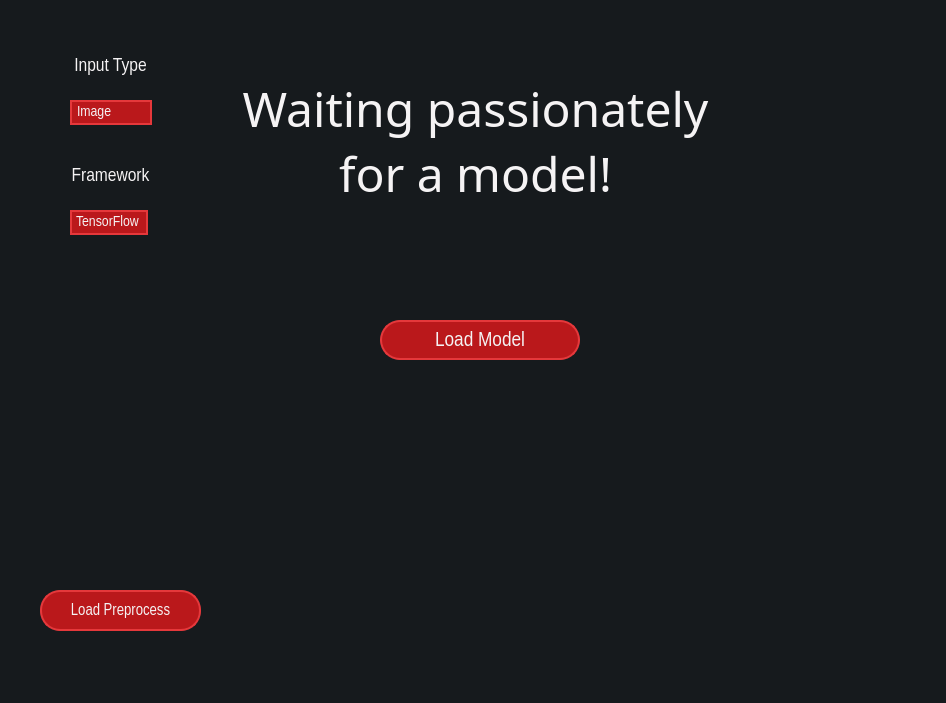
heidariarash/NN2GUI, file main-page.ui: the form before one commit.
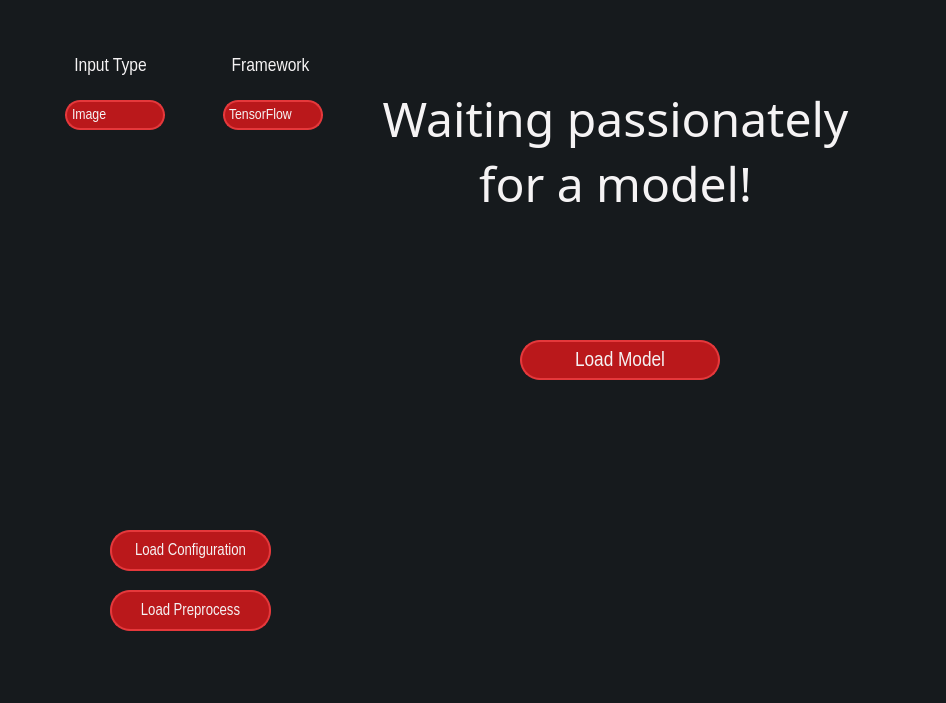
The form after the commit. Icons and pictures are not drawn.

Commit message: output config added

What changed in the file:
```diff
--- a/main-page.ui
+++ b/main-page.ui
@@ -20,8 +20,8 @@
    <widget class="QPushButton" name="load_model">
     <property name="geometry">
      <rect>
-      <x>380</x>
-      <y>320</y>
+      <x>520</x>
+      <y>340</y>
       <width>200</width>
       <height>40</height>
      </rect>
@@ -59,8 +59,8 @@
    <widget class="QLabel" name="model_info">
     <property name="geometry">
      <rect>
-      <x>240</x>
-      <y>40</y>
+      <x>380</x>
+      <y>50</y>
       <width>471</width>
       <height>201</height>
      </rect>
@@ -95,7 +95,7 @@
    <widget class="QPushButton" name="load_preprocess">
     <property name="geometry">
      <rect>
-      <x>40</x>
+      <x>110</x>
       <y>590</y>
       <width>161</width>
       <height>41</height>
@@ -161,9 +161,9 @@
    <widget class="QComboBox" name="input_type">
     <property name="geometry">
      <rect>
-      <x>70</x>
+      <x>65</x>
       <y>100</y>
-      <width>82</width>
+      <width>100</width>
       <height>30</height>
      </rect>
     </property>
@@ -187,7 +187,8 @@
 }
 
 QComboBox::drop-down {
-	border: 0px
+	border: 0px;
+	width: 0px;
 }
 
 QComboBox::down-arrow {
@@ -205,7 +206,7 @@
 }</string>
     </property>
     <property name="sizeAdjustPolicy">
-     <enum>QComboBox::AdjustToContents</enum>
+     <enum>QComboBox::AdjustToMinimumContentsLengthWithIcon</enum>
     </property>
     <item>
      <property name="text">
@@ -236,8 +237,8 @@
    <widget class="QLabel" name="label_2">
     <property name="geometry">
      <rect>
-      <x>50</x>
-      <y>160</y>
+      <x>210</x>
+      <y>50</y>
       <width>121</width>
       <height>31</height>
      </rect>
@@ -263,9 +264,9 @@
    <widget class="QComboBox" name="framework_type">
     <property name="geometry">
      <rect>
-      <x>70</x>
-      <y>210</y>
-      <width>82</width>
+      <x>223</x>
+      <y>100</y>
+      <width>100</width>
       <height>30</height>
      </rect>
     </property>
@@ -302,7 +303,7 @@
 }</string>
     </property>
     <property name="sizeAdjustPolicy">
-     <enum>QComboBox::AdjustToContents</enum>
+     <enum>QComboBox::AdjustToContentsOnFirstShow</enum>
     </property>
     <item>
      <property name="text">
@@ -315,6 +316,45 @@
      </property>
     </item>
    </widget>
+   <widget class="QPushButton" name="load_config">
+    <property name="geometry">
+     <rect>
+      <x>110</x>
+      <y>530</y>
+      <width>161</width>
+      <height>41</height>
+     </rect>
+    </property>
+    <property name="font">
+     <font>
+      <family>Arial Narrow</family>
+      <pointsize>12</pointsize>
+     </font>
+    </property>
+    <property name="cursor">
+     <cursorShape>PointingHandCursor</cursorShape>
+    </property>
+    <property name="styleSheet">
+     <string notr="true">QPushButton {
+    color: #F5F3F4;
+    border: 2px solid #E5383B;
+    border-radius: 20px;
+    background-color: #BA181B;
+    padding: 5px;
+}
+
+QPushButton:hover {
+    background-color: #A4161A;
+}</string>
+    </property>
+    <property name="text">
+     <string>Load Configuration</string>
+    </property>
+    <property name="icon">
+     <iconset theme="upload">
+      <normaloff>.</normaloff>.</iconset>
+    </property>
+   </widget>
   </widget>
   <widget class="QMenuBar" name="menubar">
    <property name="geometry">
```
Left out of the diff: 2 changed lines with no effect on the pictures.
